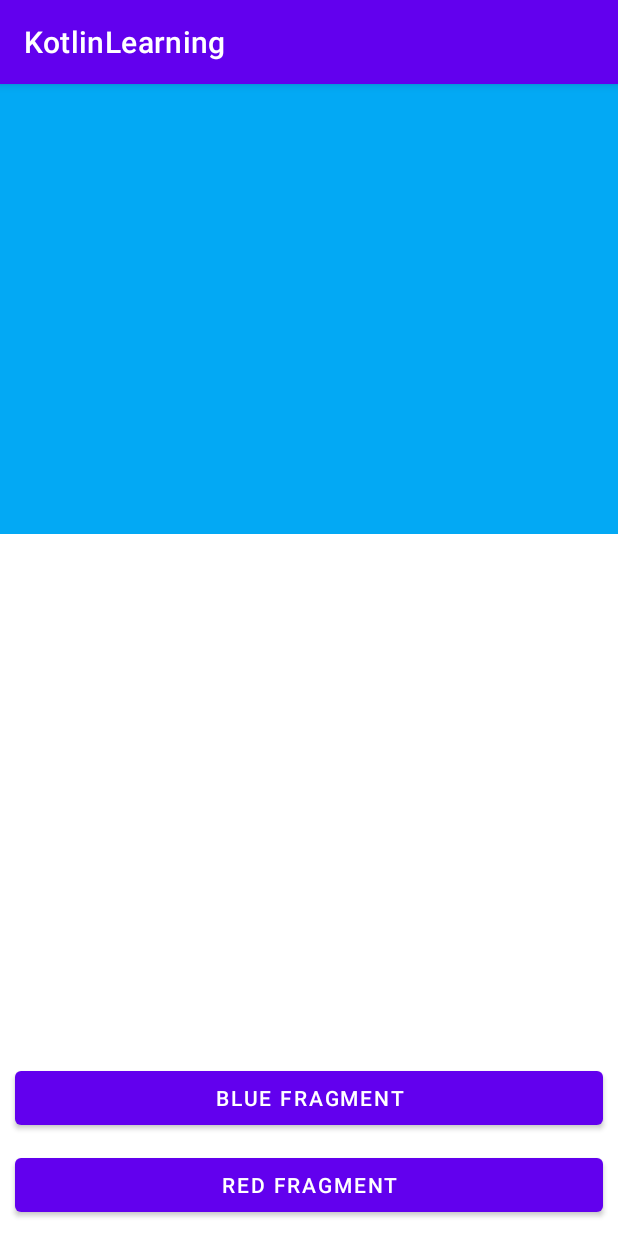
After one commit to Quantata/MyResources, an Android app: the fragment BlueFragment placed in its activity, on a phone screen of 412 x 824 dp. The commit adds this screen. Run offline under Robolectric (Android 15) with nearby library versions, the phone set to English and light mode, and no system bars.

Commit message:
- Fragment 추가 및 구현(viewBinding 관련 설명 추가)

```diff
--- a/build.gradle
+++ b/build.gradle
@@ -18,7 +18,6 @@ allprojects {
     repositories {
         google()
         mavenCentral()
-        jcenter() // Warning: this repository is going to shut down soon
     }
 }
 
--- a/kotlinlearning/src/main/java/com/quantata/kotlinlearning/MainActivity.kt
+++ b/kotlinlearning/src/main/java/com/quantata/kotlinlearning/MainActivity.kt
@@ -5,6 +5,7 @@ import androidx.appcompat.app.AppCompatActivity
 import android.os.Bundle
 import com.quantata.kotlinlearning.basic.*
 import com.quantata.kotlinlearning.databinding.ActivityMainBinding
+import com.quantata.kotlinlearning.fragment.TwoColorActivity
 
 class MainActivity : AppCompatActivity() {
     private lateinit var binding: ActivityMainBinding
@@ -18,6 +19,10 @@ class MainActivity : AppCompatActivity() {
             startActivity(Intent(this, BasicActivity::class.java))
         }
 
+        // 2. Fragment
+        binding.btnGoFragment.setOnClickListener{
+            startActivity(Intent(this, TwoColorActivity::class.java))
+        }
 
     }
 }
--- /dev/null
+++ b/kotlinlearning/src/main/java/com/quantata/kotlinlearning/fragment/BlueFragment.kt
@@ -0,0 +1,41 @@
+package com.quantata.kotlinlearning.fragment
+
+import android.os.Bundle
+import android.view.LayoutInflater
+import android.view.View
+import android.view.ViewGroup
+import androidx.fragment.app.Fragment
+import com.quantata.kotlinlearning.R
+import com.quantata.kotlinlearning.databinding.FragmentBlueBinding
+
+// Fragment - viewBinding 사용시 문제점
+// https://yoon-dailylife.tistory.com/57
+/** Fragment 에서 View Binding을 사용할 경우 Fragment 는 View 보다 오래 지속되어, Fragment 의 Lifecycle로 인해 메모리 누수가 발생할 수 있기 때문이다.
+ * 예를 들어 Fragment 에서 Navigation component 또는 BacStack or Detach 를 사용하는 경우, onDestroyView() 이후에 Fragment view는 종료되지만, Fragment 는 여전히 살아 있다. -> 메모리 누수 발생
+ * 그래서 반드시 binding 변수를 onDestroyView() 이후에 null 로 만들어 주어야 함.
+*/
+/**
+ * 구글은 Fragment 재사용을 위해 View 들을 메모리에 보관하도록 Fragment 의 동작을 변경함.
+ * 그래서 onDestroy() - onDestroyView() 가 호출되고 나서도 View Binding 에 대한 참조를 Garbage Collector 에서 Garbage Collection 을 명확하게 해 줄 필요가 있음.
+ */
+class BlueFragment : Fragment() {
+
+    private var _binding: FragmentBlueBinding? = null
+    private val binding get() = _binding!!
+
+    override fun onCreateView(
+        inflater: LayoutInflater, // 뷰를 생성하는 객체
+        container: ViewGroup?, // 생성할 뷰(자식 뷰)가 들어갈 부모 뷰
+        savedInstanceState: Bundle? // 이전 프래그먼트 객체에서 전달된 데이터(번들)
+    ): View? {
+//        return super.onCreateView(inflater, container, savedInstanceState)
+//        return inflater.inflate(R.layout.fragment_red, container, false)
+        _binding = FragmentBlueBinding.inflate(inflater, container, false)
+        return binding.root
+    }
+
+    override fun onDestroyView() {
+        super.onDestroyView()
+        _binding = null
+    }
+}
--- /dev/null
+++ b/kotlinlearning/src/main/java/com/quantata/kotlinlearning/fragment/TwoColorActivity.kt
@@ -0,0 +1,32 @@
+package com.quantata.kotlinlearning.fragment
+
+import androidx.appcompat.app.AppCompatActivity
+import android.os.Bundle
+import com.quantata.kotlinlearning.R
+import com.quantata.kotlinlearning.databinding.ActivityTwoColorBinding
+
+class TwoColorActivity : AppCompatActivity() {
+    private lateinit var binding: ActivityTwoColorBinding
+
+    override fun onCreate(savedInstanceState: Bundle?) {
+        super.onCreate(savedInstanceState)
+        binding = ActivityTwoColorBinding.inflate(layoutInflater)
+        setContentView(binding.root)
+
+        settingButtons()
+    }
+
+    fun settingButtons() {
+        binding.btnRedFragment.setOnClickListener{
+            val fragmentTransaction = supportFragmentManager.beginTransaction() // Fragment Transaction 객체 생성
+            fragmentTransaction.replace(R.id.FragmentFrame, RedFragment()) // Transaction 에서 무엇을 할지 정의하는 곳. 여기서는 replace!
+            fragmentTransaction.commit() // transaction 이후 반드시 commit 관련 함수 호출해야 함.
+        }
+
+        binding.btnBlueFragment.setOnClickListener{
+            val fragmentTransaction = supportFragmentManager.beginTransaction() // Fragment Transaction 객체 생성
+            fragmentTransaction.replace(R.id.FragmentFrame, BlueFragment()) // Transaction 에서 무엇을 할지 정의하는 곳. 여기서는 replace!
+            fragmentTransaction.commit() // transaction 이후 반드시 commit 관련 함수 호출해야 함.
+        }
+    }
+}
--- /dev/null
+++ b/kotlinlearning/src/main/res/layout/activity_two_color.xml
@@ -0,0 +1,32 @@
+<?xml version="1.0" encoding="utf-8"?>
+<androidx.constraintlayout.widget.ConstraintLayout xmlns:android="http://schemas.android.com/apk/res/android"
+    xmlns:app="http://schemas.android.com/apk/res-auto"
+    xmlns:tools="http://schemas.android.com/tools"
+    android:layout_width="match_parent"
+    android:layout_height="match_parent"
+    tools:context=".fragment.TwoColorActivity">
+
+    <FrameLayout
+        android:id="@+id/FragmentFrame"
+        android:layout_width="match_parent"
+        android:layout_height="300dp"
+        android:background="#FFEB3B"
+        app:layout_constraintTop_toTopOf="parent"/>
+
+    <Button
+        android:layout_width="match_parent"
+        android:layout_height="wrap_content"
+        android:id="@+id/btn_red_fragment"
+        app:layout_constraintBottom_toBottomOf="parent"
+        android:layout_margin="10dp"
+        android:text="Red Fragment"/>
+
+    <Button
+        android:layout_width="match_parent"
+        android:layout_height="wrap_content"
+        android:id="@+id/btn_blue_fragment"
+        app:layout_constraintBottom_toTopOf="@+id/btn_red_fragment"
+        android:layout_margin="10dp"
+        android:text="BLUE Fragment"/>
+
+</androidx.constraintlayout.widget.ConstraintLayout>
--- /dev/null
+++ b/kotlinlearning/src/main/res/layout/fragment_blue.xml
@@ -0,0 +1,7 @@
+<?xml version="1.0" encoding="utf-8"?>
+<androidx.constraintlayout.widget.ConstraintLayout xmlns:android="http://schemas.android.com/apk/res/android"
+    android:layout_width="match_parent"
+    android:layout_height="match_parent"
+    android:background="#03A9F4">
+
+</androidx.constraintlayout.widget.ConstraintLayout>
```
Also changed, not shown: kotlinlearning/src/main/AndroidManifest.xml (+6 -3 lines), kotlinlearning/src/main/java/com/quantata/kotlinlearning/fragment/RedFragment.kt (added, +20 -0 lines), kotlinlearning/src/main/res/layout/activity_main.xml (+10 -0 lines), kotlinlearning/src/main/res/layout/fragment_red.xml (added, +7 -0 lines).
